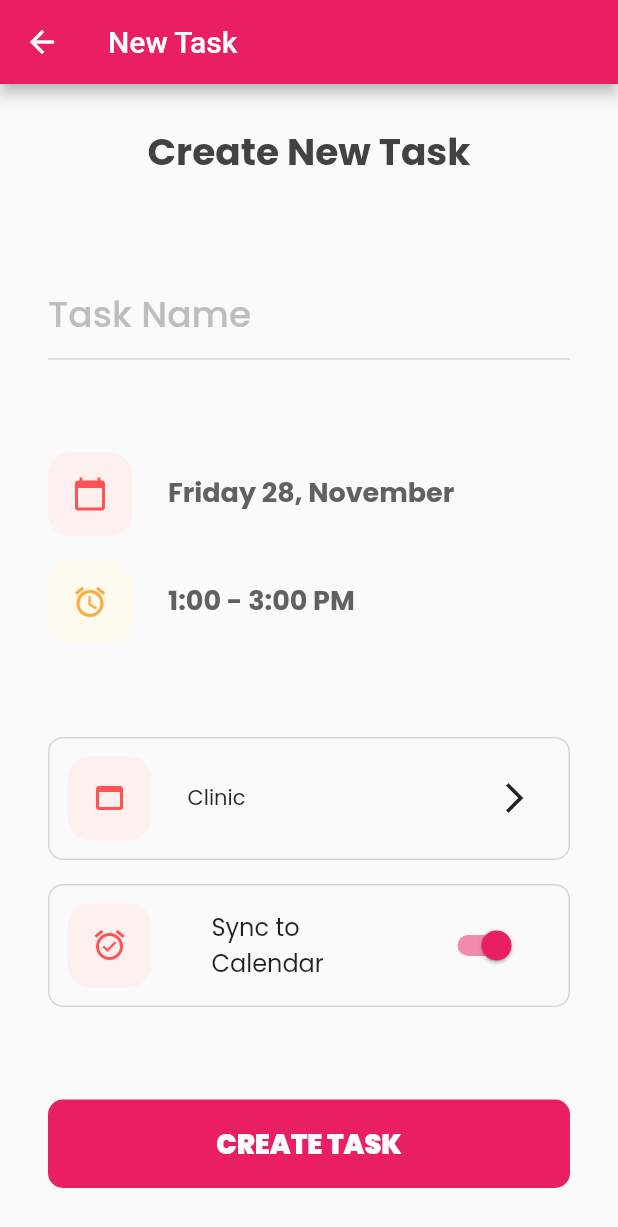
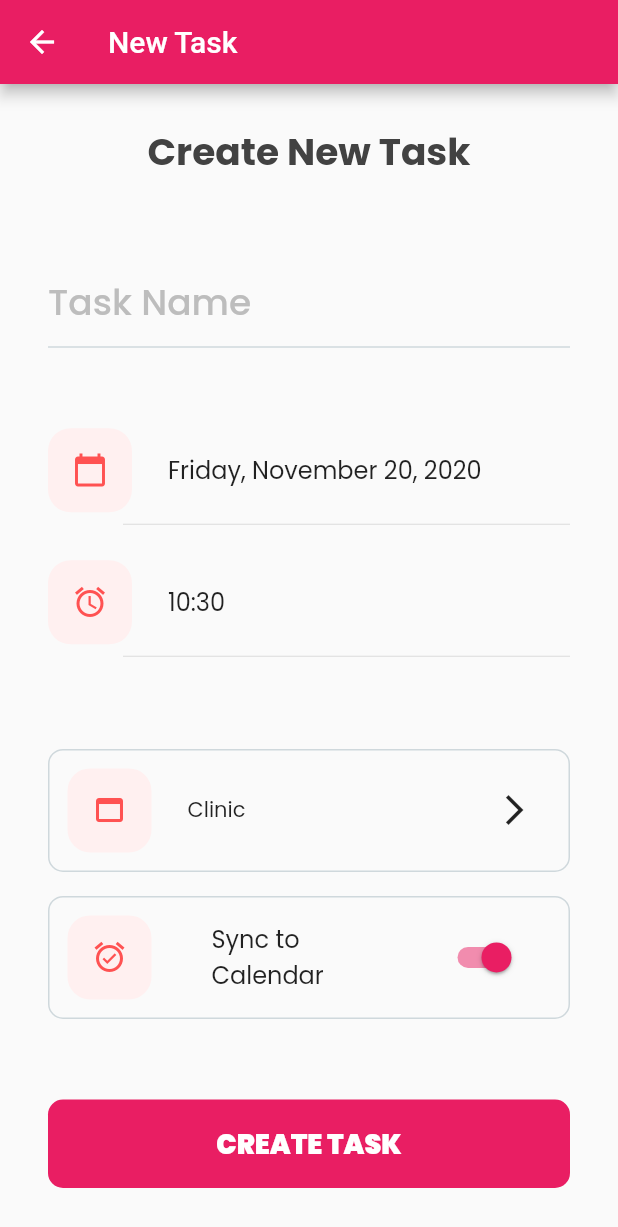
Before and after one commit to qlicue-digital-agency-ltd/aunty-rafiki, a Flutter app: the CreateTaskPage screen opened by its route, after a tap on "CREATE TASK", on a phone screen of 412 x 824 dp. Shown: the top 1227 px of the screen. Run offline on Flutter 3.47's test engine with Material 2 defaults, Android fonts, the light colour scheme and no system bars; drawn by our look-alikes of date_time_picker; our stand-ins replace audioplayers, cloud_firestore, firebase_auth, firebase_core, firebase_storage, flutter_tts and 8 more; missing offline and left inert: multi_image_picker; accounts and stored records are empty; network calls fail.

Commit message:
creating tasks

```diff
--- a/lib/providers/task_provider.dart
+++ b/lib/providers/task_provider.dart
@@ -132,7 +132,7 @@ class TaskProvider with ChangeNotifier {
         _availableTasks.add(_task);
 
         _selectedCalendarTasks.add(_task);
-        _updateCalenderTasks(date);
+        // _updateCalenderTasks(date);
         hasError = false;
       }
     } catch (error) {
@@ -185,8 +185,10 @@ class TaskProvider with ChangeNotifier {
     if (category == 'all') {
       _filteredTasks = _availableTasks;
     } else {
-      _filteredTasks =
-          tasks.where((task) => task.category == category).toList();
+      _filteredTasks = tasks
+          .where(
+              (task) => task.category.toLowerCase() == category.toLowerCase())
+          .toList();
     }
 
     print(_filteredTasks.length);
--- a/lib/views/pages/create_task_page.dart
+++ b/lib/views/pages/create_task_page.dart
@@ -1,8 +1,12 @@
 import 'package:aunty_rafiki/constants/enums/enums.dart';
+import 'package:aunty_rafiki/providers/task_provider.dart';
+import 'package:aunty_rafiki/views/components/text-field/icon_date_field.dart';
 import 'package:aunty_rafiki/views/components/text-field/icon_selector_field.dart';
 import 'package:aunty_rafiki/views/components/text-field/icon_switch_field.dart';
+import 'package:date_time_picker/date_time_picker.dart';
 import 'package:flutter/cupertino.dart';
 import 'package:flutter/material.dart';
+import 'package:provider/provider.dart';
 
 class CreateTaskPage extends StatefulWidget {
   @override
@@ -10,11 +14,49 @@ class CreateTaskPage extends StatefulWidget {
 }
 
 class _CreateTaskPageState extends State<CreateTaskPage> {
+  @override
+  void initState() {
+    String lsHour = TimeOfDay.now().hour.toString().padLeft(2, '0');
+    String lsMinute = TimeOfDay.now().minute.toString().padLeft(2, '0');
+    _timeEditingController = TextEditingController(text: '$lsHour:$lsMinute');
+    _getValue();
+    super.initState();
+  }
+
   bool remindMe = true;
+  TextEditingController _dateEditingController;
+  TextEditingController _timeEditingController;
+  TextEditingController _nameEditingController = TextEditingController();
   TodoTaskCategory _category = TodoTaskCategory.Clinic;
+  FocusNode _nameFocusNode = FocusNode();
+  GlobalKey<FormState> _formKey = GlobalKey<FormState>();
+
   String _selectedCategory = "Clinic";
+  String date = 'Date';
+  String time = 'Time';
+  String valueDate = '';
+  String valueToValidate3 = '';
+  String valueSaved3 = '';
+  String valueTime = '';
+  String valueToValidate4 = '';
+
+  Future<void> _getValue() async {
+    await Future.delayed(const Duration(seconds: 3), () {
+      setState(() {
+        _dateEditingController.text = '22-11-2020';
+        _timeEditingController.text = DateTime.now().hour.toString() +
+            ":" +
+            DateTime.now().minute.toString();
+      });
+    });
+  }
+
   @override
   Widget build(BuildContext context) {
+    final _taskProvider = Provider.of<TaskProvider>(context);
+
+    _dateEditingController =
+        TextEditingController(text: DateTime.now().toString());
     Future<void> _showDialog() async {
       return showDialog<void>(
         context: context,
@@ -123,6 +165,8 @@ class _CreateTaskPageState extends State<CreateTaskPage> {
       body: Container(
         width: double.infinity,
         padding: const EdgeInsets.all(32),
+        child: Form(
+          key: _formKey,
           child: Column(
             children: [
               Text(
@@ -140,6 +184,8 @@ class _CreateTaskPageState extends State<CreateTaskPage> {
               ///Container for TextField
 
               TextField(
+                controller: _nameEditingController,
+                focusNode: _nameFocusNode,
                 style: TextStyle(
                   fontSize: 24,
                   fontWeight: FontWeight.w500,
@@ -161,78 +207,50 @@ class _CreateTaskPageState extends State<CreateTaskPage> {
 
               ///For Spacing
               Spacer(),
-
-            ///Container for timing tray
-            Container(
-              child: Row(
-                children: [
-                  ///Container for Icon
-                  Container(
-                    decoration: BoxDecoration(
-                        borderRadius: BorderRadius.circular(15),
-                        color: Color.fromRGBO(255, 240, 240, 1)),
-                    padding: const EdgeInsets.all(16),
-                    child: Icon(
-                      Icons.calendar_today,
-                      color: Colors.redAccent,
+              IconDateField(
+                onChage: (val) {
+                  print("------------------------------------");
+                  print(val);
+                  print("------------------------------------");
+                },
+                onSaved: (val) {
+                  print("------------------+++------------------");
+                  print(val);
+                  print("------------------+++-----------------");
+                },
+                onValidate: (val) {
+                  setState(() => valueToValidate3 = val);
+                  return null;
+                },
+                firstDate: DateTime(2000),
+                lastDate: DateTime(2100),
+                textEditingController: _dateEditingController,
+                icon: Icons.calendar_today,
+                title: 'Date',
+                dateMask: "EEEE, MMMM d, y",
+                type: DateTimePickerType.date,
               ),
-                  ),
-
-                  ///For spacing
-                  SizedBox(
-                    width: 24,
-                  ),
-
-                  ///For Text
-                  Text(
-                    "Friday 28, November",
-                    style: TextStyle(
-                        fontSize: 18,
-                        height: 1.2,
-                        fontWeight: FontWeight.w700,
-                        color: Colors.grey[700]),
-                  )
-                ],
-              ),
-            ),
-
-            ///For Spacing
               SizedBox(
                 height: 16,
               ),
 
-            ///Container for timing tray 2
-            Container(
-              child: Row(
-                children: [
-                  ///Container for Icon
-                  Container(
-                    decoration: BoxDecoration(
-                        borderRadius: BorderRadius.circular(15),
-                        color: Color.fromRGBO(255, 250, 240, 1)),
-                    padding: const EdgeInsets.all(16),
-                    child: Icon(
-                      Icons.alarm,
-                      color: Colors.orangeAccent,
-                    ),
-                  ),
-
-                  ///For spacing
-                  SizedBox(
-                    width: 24,
-                  ),
-
-                  ///For Text
-                  Text(
-                    "1:00 - 3:00 PM",
-                    style: TextStyle(
-                        fontSize: 18,
-                        height: 1.2,
-                        fontWeight: FontWeight.w700,
-                        color: Colors.grey[700]),
-                  )
-                ],
-              ),
+              IconDateField(
+                onChage: (val) {
+                  print(val);
+                  print("0000");
+                },
+                onSaved: (val) {
+                  print(val);
+                },
+                onValidate: (val) {
+                  setState(() => valueToValidate4 = val);
+                  return null;
+                },
+                textEditingController: _timeEditingController,
+                icon: Icons.alarm,
+                title: 'Time',
+                dateMask: 'dd/MM/yyyy',
+                type: DateTimePickerType.time,
               ),
 
               ///For Spacing
@@ -279,12 +297,33 @@ class _CreateTaskPageState extends State<CreateTaskPage> {
                         fontSize: 18,
                         color: Colors.white),
                   ),
-                onPressed: () {},
+                  onPressed: () {
+                    if (_formKey.currentState.validate()) {
+                      print('save the data');
+                      _taskProvider
+                          .createTask(
+                              name: _nameEditingController.text,
+                              date: _dateEditingController.text,
+                              time: _timeEditingController.text,
+                              category: _selectedCategory,
+                              reminder: remindMe,
+                              stage: 'incoming')
+                          .then((value) {
+                        if (!value) {
+                          print('bosssssssssss');
+                          Navigator.pop(context);
+                        } else {
+                          print('Error while submitting data');
+                        }
+                      });
+                    } else {}
+                  },
                 ),
               )
             ],
           ),
         ),
+      ),
     );
   }
 }
```
Lines whose indentation alone changed are shown as unchanged.
